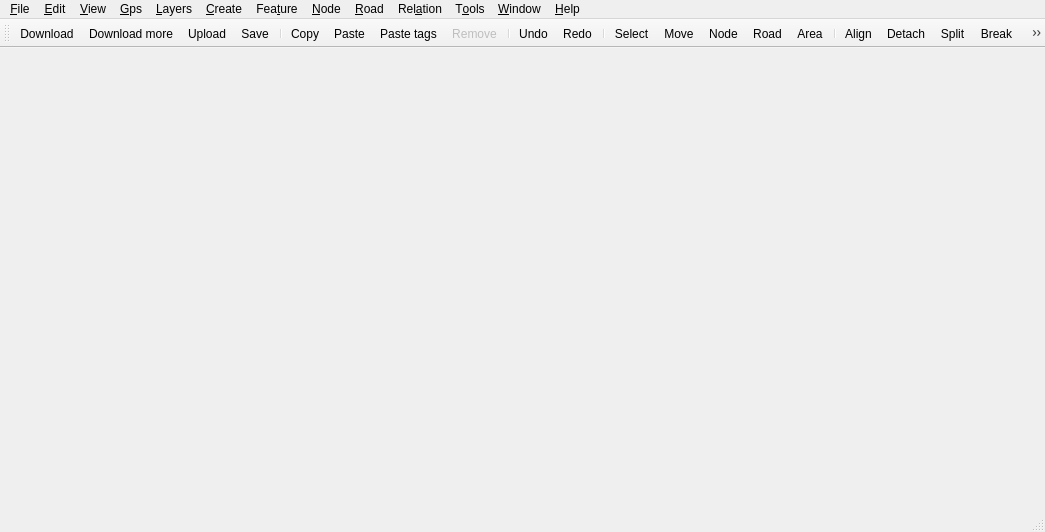
openstreetmap/merkaartor, file src/MainWindow.ui: the form before one commit.
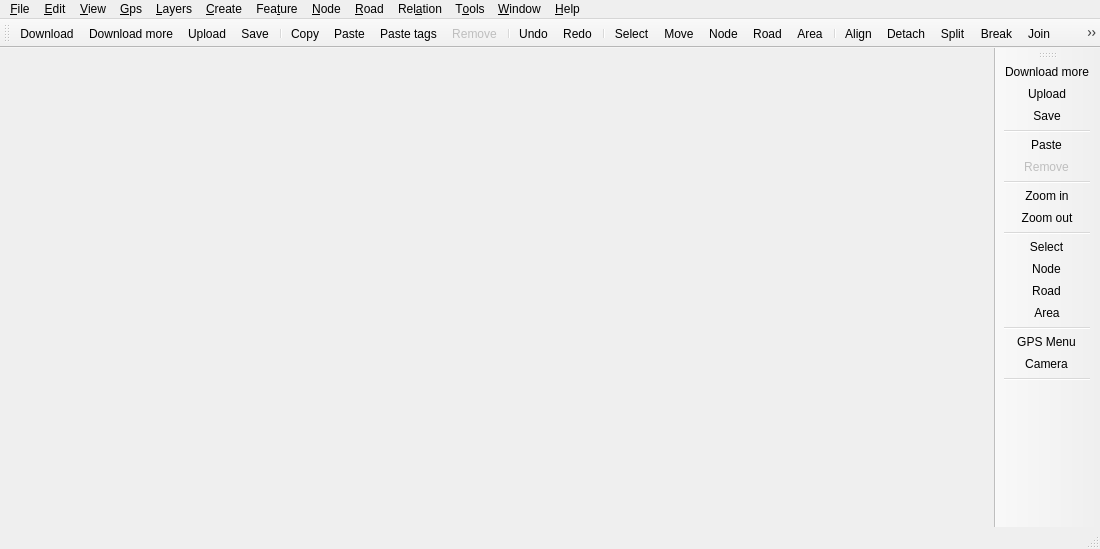
The form after the commit. Icons and pictures are not drawn.

```diff
--- a/src/MainWindow.ui
+++ b/src/MainWindow.ui
@@ -5,8 +5,8 @@
    <rect>
     <x>0</x>
     <y>0</y>
-    <width>1045</width>
-    <height>532</height>
+    <width>1100</width>
+    <height>549</height>
    </rect>
   </property>
   <property name="windowTitle" >
@@ -22,7 +22,7 @@
     <rect>
      <x>0</x>
      <y>0</y>
-     <width>1045</width>
+     <width>1100</width>
      <height>21</height>
     </rect>
    </property>
@@ -328,6 +328,56 @@
    <addaction name="roadJoinAction" />
    <addaction name="editReverseAction" />
   </widget>
+  <widget class="QToolBar" name="mobileToolBar" >
+   <property name="enabled" >
+    <bool>true</bool>
+   </property>
+   <property name="sizePolicy" >
+    <sizepolicy vsizetype="Preferred" hsizetype="Fixed" >
+     <horstretch>0</horstretch>
+     <verstretch>0</verstretch>
+    </sizepolicy>
+   </property>
+   <property name="windowTitle" >
+    <string>Tool Bar</string>
+   </property>
+   <property name="orientation" >
+    <enum>Qt::Vertical</enum>
+   </property>
+   <property name="iconSize" >
+    <size>
+     <width>22</width>
+     <height>22</height>
+    </size>
+   </property>
+   <property name="toolButtonStyle" >
+    <enum>Qt::ToolButtonIconOnly</enum>
+   </property>
+   <attribute name="toolBarArea" >
+    <enum>RightToolBarArea</enum>
+   </attribute>
+   <attribute name="toolBarBreak" >
+    <bool>false</bool>
+   </attribute>
+   <addaction name="fileDownloadMoreAction" />
+   <addaction name="fileUploadAction" />
+   <addaction name="fileSaveAction" />
+   <addaction name="separator" />
+   <addaction name="editPasteFeaturesAction" />
+   <addaction name="editRemoveAction" />
+   <addaction name="separator" />
+   <addaction name="viewZoomInAction" />
+   <addaction name="viewZoomOutAction" />
+   <addaction name="separator" />
+   <addaction name="editPropertiesAction" />
+   <addaction name="createNodeAction" />
+   <addaction name="createRoadAction" />
+   <addaction name="createAreaAction" />
+   <addaction name="separator" />
+   <addaction name="gpsPopupAction" />
+   <addaction name="cameraAction" />
+   <addaction name="separator" />
+  </widget>
   <action name="fileQuitAction" >
    <property name="text" >
     <string>&amp;Quit</string>
@@ -1421,6 +1471,24 @@
     <string>&amp;Reset Discardable dialogs status</string>
    </property>
   </action>
+  <action name="gpsPopupAction" >
+   <property name="icon" >
+    <iconset resource="../Icons/AllIcons.qrc" >
+     <normaloff>:/Icons/actions/GPS.png</normaloff>:/Icons/actions/GPS.png</iconset>
+   </property>
+   <property name="text" >
+    <string>GPS Menu</string>
+   </property>
+  </action>
+  <action name="cameraAction" >
+   <property name="icon" >
+    <iconset resource="../Icons/AllIcons.qrc" >
+     <normaloff>:/Icons/actions/camera.png</normaloff>:/Icons/actions/camera.png</iconset>
+   </property>
+   <property name="text" >
+    <string>Camera</string>
+   </property>
+  </action>
  </widget>
  <resources>
   <include location="../Icons/AllIcons.qrc" />
```
